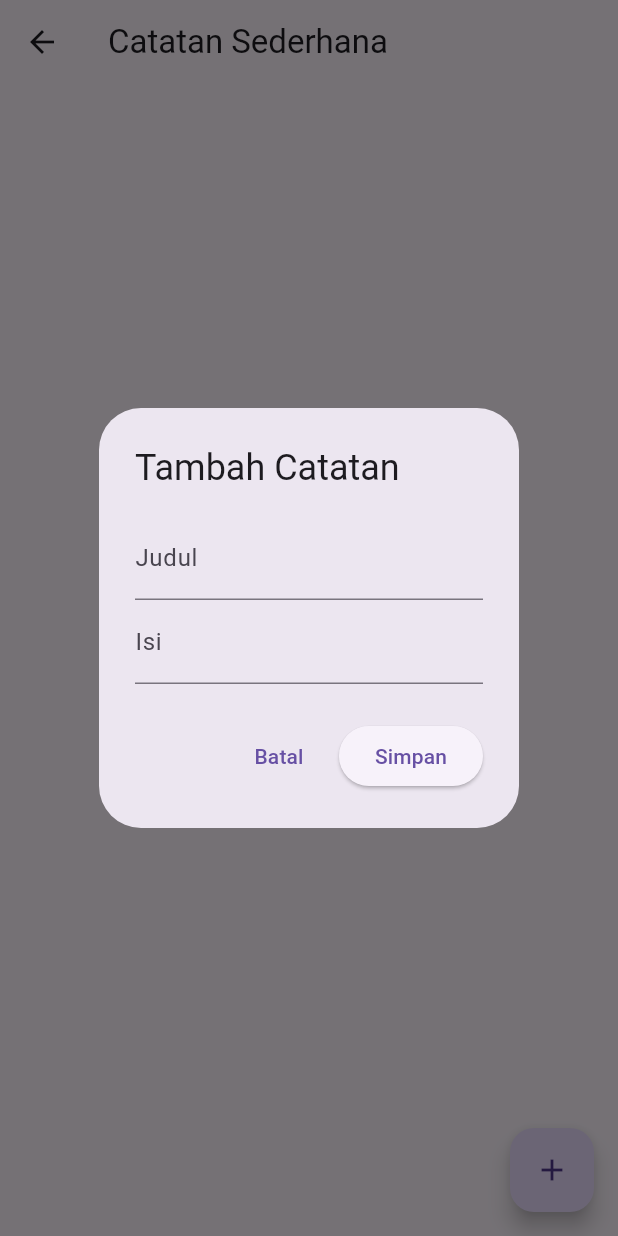
After one commit to iqbaladiatma/belajar-flutter, a Flutter app: the NotesPage screen opened by its route, after a tap on the "add" icon, on a phone screen of 412 x 824 dp. The commit adds this screen. Run offline on Flutter 3.47's test engine with Material 3 defaults, Android fonts, the phone set to English and light mode, and no system bars; our stand-ins replace font_awesome_flutter, shared_preferences; accounts and stored records are empty.

Commit message:
bab 7 dan bab8

```diff
--- /dev/null
+++ b/lib/bab8/belajar.dart
@@ -0,0 +1,150 @@
+import 'dart:convert';
+import 'package:flutter/material.dart';
+import 'package:shared_preferences/shared_preferences.dart';
+
+void main() {
+  runApp(const MyApp());
+}
+
+class MyApp extends StatelessWidget {
+  const MyApp({super.key});
+
+  @override
+  Widget build(BuildContext context) {
+    return MaterialApp(
+      title: 'Catatan Sederhana',
+      theme: ThemeData(primarySwatch: Colors.blue),
+      home: const NotesPage(),
+    );
+  }
+}
+
+class NotesPage extends StatefulWidget {
+  const NotesPage({super.key});
+
+  @override
+  State<NotesPage> createState() => _NotesPageState();
+}
+
+class _NotesPageState extends State<NotesPage> {
+  List<Map<String, dynamic>> notes = [];
+  bool isLoading = true;
+
+  @override
+  void initState() {
+    super.initState();
+    loadNotes();
+  }
+
+  Future<void> loadNotes() async {
+    setState(() => isLoading = true);
+    final prefs = await SharedPreferences.getInstance();
+    final String? data = prefs.getString('notes');
+    if (data != null) {
+      List decoded = jsonDecode(data);
+      notes = decoded.map((e) => Map<String, dynamic>.from(e)).toList();
+    }
+    setState(() => isLoading = false);
+  }
+
+  Future<void> saveNotes() async {
+    final prefs = await SharedPreferences.getInstance();
+    String data = jsonEncode(notes);
+    await prefs.setString('notes', data);
+  }
+
+  void addOrEditNote({int? index}) {
+    final titleController = TextEditingController(
+        text: index != null ? notes[index]['title'] : '');
+    final contentController = TextEditingController(
+        text: index != null ? notes[index]['content'] : '');
+
+    showDialog(
+      context: context,
+      builder: (context) => AlertDialog(
+        title: Text(index == null ? 'Tambah Catatan' : 'Edit Catatan'),
+        content: Column(
+          mainAxisSize: MainAxisSize.min,
+          children: [
+            TextField(
+              controller: titleController,
+              decoration: const InputDecoration(labelText: 'Judul'),
+            ),
+            TextField(
+              controller: contentController,
+              decoration: const InputDecoration(labelText: 'Isi'),
+            ),
+          ],
+        ),
+        actions: [
+          TextButton(
+              onPressed: () => Navigator.pop(context), child: const Text("Batal")),
+          ElevatedButton(
+            onPressed: () {
+              final newNote = {
+                "title": titleController.text,
+                "content": contentController.text,
+              };
+              setState(() {
+                if (index == null) {
+                  notes.add(newNote);
+                } else {
+                  notes[index] = newNote;
+                }
+              });
+              saveNotes();
+              Navigator.pop(context);
+            },
+            child: const Text("Simpan"),
+          )
+        ],
+      ),
+    );
+  }
+
+  void deleteNote(int index) {
+    setState(() {
+      notes.removeAt(index);
+    });
+    saveNotes();
+  }
+
+  @override
+  Widget build(BuildContext context) {
+    return Scaffold(
+      appBar: AppBar(title: const Text("Catatan Sederhana")),
+      body: isLoading
+          ? const Center(child: CircularProgressIndicator())
+          : notes.isEmpty
+              ? const Center(child: Text("Belum ada catatan."))
+              : ListView.builder(
+                  itemCount: notes.length,
+                  itemBuilder: (context, index) {
+                    final note = notes[index];
+                    return Card(
+                      margin: const EdgeInsets.all(8),
+                      child: ListTile(
+                        title: Text(note['title']),
+                        subtitle: Text(note['content']),
+                        trailing: Row(
+                          mainAxisSize: MainAxisSize.min,
+                          children: [
+                            IconButton(
+                                icon: const Icon(Icons.edit),
+                                onPressed: () => addOrEditNote(index: index)),
+                            IconButton(
+                                icon: const Icon(Icons.delete, color: Colors.red),
+                                onPressed: () => deleteNote(index)),
+                          ],
+                        ),
+                      ),
+                    );
+                  },
+                ),
+      floatingActionButton: FloatingActionButton(
+        onPressed: () => addOrEditNote(),
+        child: const Icon(Icons.add),
+      ),
+    );
+  }
+}
```
Also changed, not shown: lib/bab3/belajar.dart (+10 -5 lines), lib/bab7/photo_app.dart (added, +159 -0 lines), lib/main.dart (+17 -3 lines), pubspec.yaml (+8 -0 lines), img/image.png (added), pubspec.lock, 2 other files.
